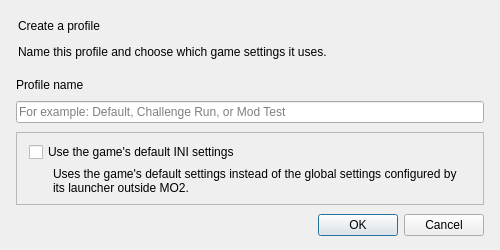
This is source/modorganizer/src/profileinputdialog.ui in ArialSenki/MO2-Revamped as Qt 5 draws it before an edit. The edited form follows.
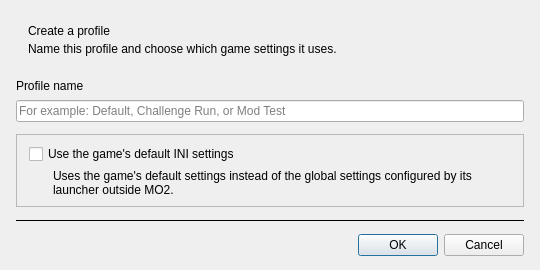
This is the edited form.

```diff
--- a/source/modorganizer/src/profileinputdialog.ui
+++ b/source/modorganizer/src/profileinputdialog.ui
@@ -6,22 +6,28 @@
    <rect>
     <x>0</x>
     <y>0</y>
-    <width>500</width>
-    <height>250</height>
+    <width>540</width>
+    <height>270</height>
    </rect>
   </property>
+  <property name="minimumSize">
+   <size>
+    <width>520</width>
+    <height>220</height>
+   </size>
+  </property>
   <property name="windowTitle">
    <string>Create Profile</string>
   </property>
   <layout class="QVBoxLayout" name="verticalLayout_2">
    <property name="spacing">
-    <number>9</number>
+    <number>12</number>
    </property>
    <property name="leftMargin">
     <number>16</number>
    </property>
    <property name="topMargin">
-    <number>14</number>
+    <number>16</number>
    </property>
    <property name="rightMargin">
     <number>16</number>
@@ -33,19 +39,19 @@
     <widget class="QWidget" name="profileHeader">
      <layout class="QVBoxLayout" name="profileHeaderLayout">
       <property name="spacing">
-       <number>2</number>
+       <number>4</number>
       </property>
       <property name="leftMargin">
-       <number>2</number>
+       <number>12</number>
       </property>
       <property name="topMargin">
-       <number>0</number>
+       <number>8</number>
       </property>
       <property name="rightMargin">
-       <number>2</number>
+       <number>12</number>
       </property>
       <property name="bottomMargin">
-       <number>0</number>
+       <number>8</number>
       </property>
       <item>
        <widget class="QLabel" name="profilePageTitle">
@@ -144,6 +150,16 @@
      </layout>
     </widget>
    </item>
+   <item>
+    <widget class="QFrame" name="profileInputDivider">
+     <property name="frameShape">
+      <enum>QFrame::HLine</enum>
+     </property>
+     <property name="frameShadow">
+      <enum>QFrame::Plain</enum>
+     </property>
+    </widget>
+   </item>
    <item>
     <widget class="QDialogButtonBox" name="buttonBox">
      <property name="orientation">
```
